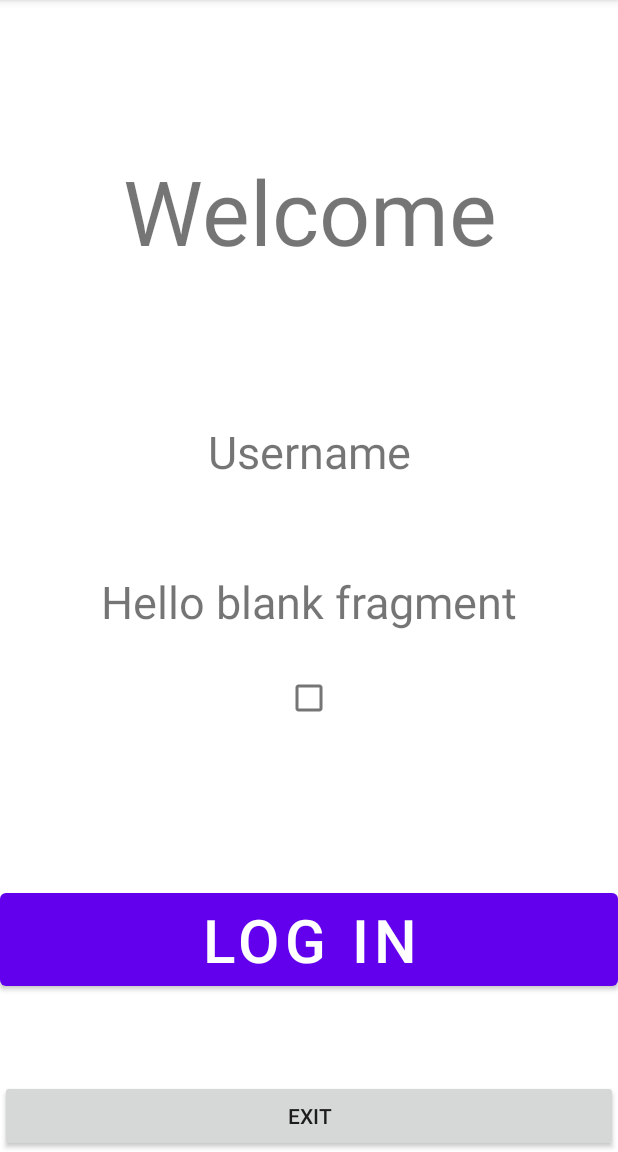
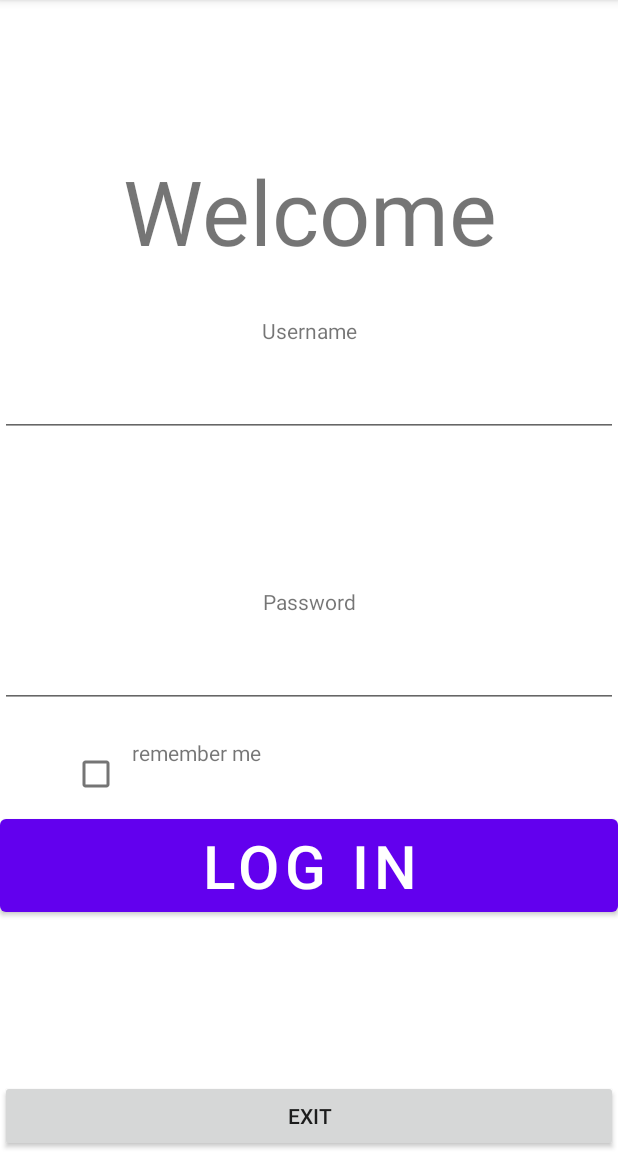
Before and after one commit to BogDaine/teprovoxa, an Android app: the screen it shows after launch (MainActivity), after a tap on "LOG IN", on a phone screen of 412 x 824 dp, the part 84-1236 px from its top. Run offline under Robolectric (Android 15) with nearby library versions, the phone set to English and light mode, and no system bars; our stand-ins replace Room's generated code.

Commit message:
register and login completed

```diff
--- a/app/src/main/java/com/example/teprovoxa/DataRepository.java
+++ b/app/src/main/java/com/example/teprovoxa/DataRepository.java
@@ -1,5 +1,6 @@
 package com.example.teprovoxa;
 
+import java.util.ArrayList;
 import java.util.List;
 
 public class DataRepository {
@@ -17,4 +18,7 @@ public class DataRepository {
     public void insertUser(UserEntity newUser, DbOnSuccessListener listener){
         new InsertUserTask(appDatabase, listener).execute(newUser);
     }
+    public void findUser(String usr, DbOnUserQueryListener listener){
+        new FindUserTask(appDatabase, listener).execute(usr);
+    }
 }
--- a/app/src/main/res/layout/fragment_login.xml
+++ b/app/src/main/res/layout/fragment_login.xml
@@ -18,36 +18,66 @@
         android:text="@string/welcome"
         />
     <TextView
+        android:layout_width="match_parent"
+        android:layout_height="wrap_content"
+
+        android:id="@+id/login_usr_label"
+        app:layout_constraintTop_toBottomOf="@id/login_welcometext"
+        android:text="@string/username"
+        android:textAlignment="center"
+        android:layout_marginTop="30dp"
+        />
+
+    <EditText
         android:id="@+id/login_username"
         android:layout_width="match_parent"
         android:layout_height="wrap_content"
-        app:layout_constraintTop_toBottomOf="@+id/login_welcometext"
-        android:layout_marginTop="100dp"
+        app:layout_constraintTop_toBottomOf="@+id/login_usr_label"
 
         android:textAlignment="center"
-        android:textSize="30dp"
-        android:text="@string/username" />
+        android:textSize="30dp"/>
+
     <TextView
+        android:layout_width="match_parent"
+        android:layout_height="wrap_content"
+
+        android:id="@+id/login_pwd_label"
+        app:layout_constraintTop_toBottomOf="@id/login_username"
+        android:text="@string/password"
+        android:textAlignment="center"
+        android:layout_marginTop="100dp"
+        />
+
+    <EditText
         android:id="@+id/login_password"
         android:layout_width="match_parent"
         android:layout_height="wrap_content"
-        app:layout_constraintTop_toTopOf="@+id/login_username"
+        app:layout_constraintTop_toBottomOf="@+id/login_pwd_label"
+        android:inputType="textPassword"
 
-        android:layout_marginTop="100dp"
         android:textAlignment="center"
-        android:textSize="30dp"
-        android:text="@string/hello_blank_fragment" />
+        android:textSize="30dp"/>
 
     <CheckBox
         android:id="@+id/login_remember_chk"
         app:layout_constraintTop_toBottomOf="@id/login_password"
 
         app:layout_constraintStart_toStartOf="parent"
-        app:layout_constraintEnd_toEndOf="parent"
 
         android:layout_marginTop="20dp"
+        android:layout_marginStart="40dp"
         android:layout_width="wrap_content"
         android:layout_height="wrap_content"
+        />
+    <TextView
+        android:layout_width="wrap_content"
+        android:layout_height="wrap_content"
+
+        android:layout_marginTop="20dp"
+        app:layout_constraintStart_toEndOf="@id/login_remember_chk"
+        app:layout_constraintTop_toBottomOf="@id/login_password"
+
+        android:text="@string/remember_me"
         />
 
     <Button
@@ -57,7 +87,6 @@
         app:layout_constraintTop_toBottomOf="@id/login_remember_chk"
         android:textSize="40dp"
         android:textAlignment="center"
-        android:layout_marginTop="100dp"
         android:text="@string/login"/>
 
 </androidx.constraintlayout.widget.ConstraintLayout>
--- a/app/src/main/res/values/strings.xml
+++ b/app/src/main/res/values/strings.xml
@@ -5,7 +5,9 @@
     <string name="exit">exit</string>
     <string name="welcome">Welcome</string>
     <string name="username">Username</string>
+    <string name="password">Password</string>
     <string name="register">Create account</string>
     <string name="login">Log in</string>
+    <string name="remember_me">remember me</string>
 
 </resources>
```
Also changed, not shown: app/src/main/java/com/example/teprovoxa/CredentialsValidator.java (+10 -1 lines), app/src/main/java/com/example/teprovoxa/FindUserTask.java (added, +32 -0 lines), app/src/main/java/com/example/teprovoxa/LoginFragment.java (+78 -3 lines), app/src/main/java/com/example/teprovoxa/RegisterFragment.java (+47 -12 lines), app/src/main/res/layout/fragment_register.xml (+28 -9 lines).
